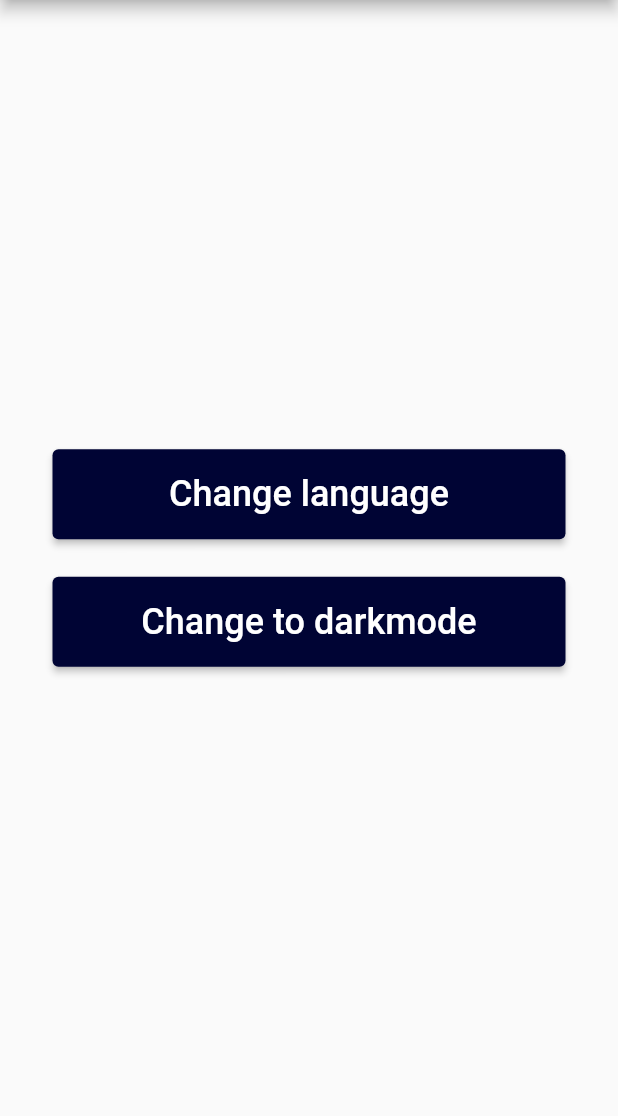
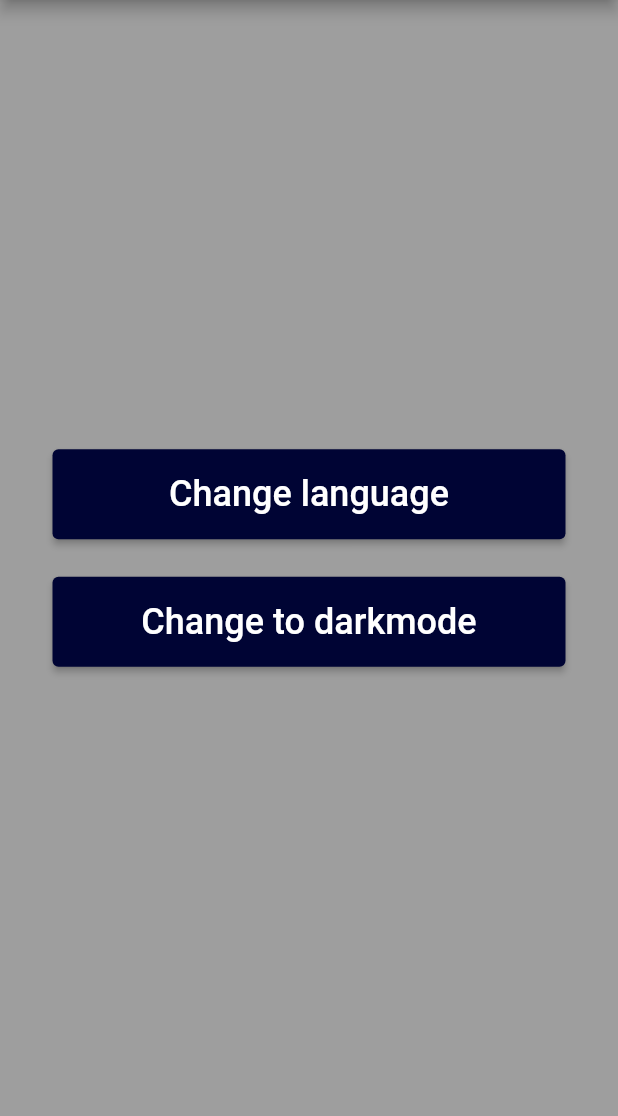
Before and after one commit to StonedStonar/mobileApplikasjoner, a Flutter app: the SettingsPage screen opened directly, after a tap on "Change to darkmode", on a phone screen of 412 x 824 dp, the part 120-1236 px from its top. Run offline on Flutter 3.47's test engine with Material 2 defaults, Android fonts, the light colour scheme and no system bars; our stand-ins replace firebase_auth, firebase_core, flutter_riverpod, google_sign_in; missing offline and left inert: material_color_generator; accounts and stored records are empty.

Commit message:
Har ordnet ish darkMode til appen, Mangler litt på farger og sånt. Skulle helst hatt noen til å Figma tegnet hvordan darkmoden skal se ut.

```diff
--- a/DrinkingGame/lib/App.dart
+++ b/DrinkingGame/lib/App.dart
@@ -1,11 +1,6 @@
-
-
-import 'package:drinkinggame/pages/AboutApplicationPage.dart';
-import 'package:drinkinggame/pages/LandingPage.dart';
-import 'package:drinkinggame/pages/SignUpPage.dart';
+import 'package:drinkinggame/pages/SettingsPage.dart';
 import 'package:drinkinggame/services/Authentication.dart';
 import 'package:drinkinggame/services/FirebaseAuthenication.dart';
-import 'package:flutter/cupertino.dart';
 import 'package:flutter/material.dart';
 import 'package:flutter_riverpod/flutter_riverpod.dart';
 import 'package:material_color_generator/material_color_generator.dart';
@@ -15,22 +10,30 @@ final authProvider = StateProvider<Authentication>((ref) {
   return FirebaseAuthentication();
 });
 
+final themeProvider = StateProvider<ThemeMode>((ref) => ThemeMode.light);
+
 ///Represents the main class of the app.
-class MyApp extends StatelessWidget {
+class MyApp extends ConsumerWidget {
 
   MyApp({Key? key}) : super(key: key);
 
   @override
-  Widget build(BuildContext context) {
+  Widget build(BuildContext context, WidgetRef ref) {
     MaterialApp materialApp = MaterialApp(
       debugShowCheckedModeBanner: false,
-      title: 'Flutter Demo',
+      title: 'Drinking Games',
+      darkTheme: ThemeData(
+        scaffoldBackgroundColor: Colors.black38,
+        primarySwatch: generateMaterialColor(color: const Color(0xFF203342)),
+      ),
       theme: ThemeData(
         ///Used a library to generate the material color since it was a pain.
-        primarySwatch: generateMaterialColor(color: Color(0xFF000434)),
+        primarySwatch: generateMaterialColor(color: const Color(0xFF000434)),
+        scaffoldBackgroundColor: Colors.white,
       ),
-      home: AboutApplicationPage(),
-    );
-    return ProviderScope(child: materialApp);
+      themeMode: ref.watch(themeProvider),
+      home: const SettingsPage(),
+      );
+    return materialApp;
   }
 }
--- a/DrinkingGame/lib/components/buttons/GameButton.dart
+++ b/DrinkingGame/lib/components/buttons/GameButton.dart
@@ -2,6 +2,12 @@ import 'package:drinkinggame/components/buttons/CustomElevatedButton.dart';
 import 'package:flutter/material.dart';
 
 class GameButton extends CustomElevatedButton {
+
+  ///Makes an instance of the GameButton.
+  ///[subtext] gives information about total players able to play the game or
+  ///informs if the button only holds info on rules.
+  ///[textColor] used to describe the color of the text used.
+  ///[secondTextColor] for the color of subtext.
 
   GameButton({required String text, required String subtext, Color textColor = Colors.black, Color secondTextColor = Colors.black54,
     required VoidCallback onPressed, Key? key})
--- a/DrinkingGame/lib/main.dart
+++ b/DrinkingGame/lib/main.dart
@@ -1,10 +1,11 @@
 import 'package:firebase_core/firebase_core.dart';
 import 'package:flutter/material.dart';
+import 'package:flutter_riverpod/flutter_riverpod.dart';
 
 import 'App.dart';
 
 void main() async {
   WidgetsFlutterBinding.ensureInitialized();
   await Firebase.initializeApp();
-  runApp(MyApp());
+  runApp(ProviderScope(child: MyApp()));
 }
--- a/DrinkingGame/lib/pages/AboutApplicationPage.dart
+++ b/DrinkingGame/lib/pages/AboutApplicationPage.dart
@@ -1,8 +1,6 @@
 import 'package:drinkinggame/components/AppBars.dart';
 import 'package:flutter/material.dart';
-
 import '../components/overlays/MainMenu.dart';
-import '../components/overlays/SideMenu.dart';
 
 class AboutApplicationPage extends StatelessWidget {
   const AboutApplicationPage({Key? key}) : super(key: key);
--- a/DrinkingGame/lib/pages/GamePage.dart
+++ b/DrinkingGame/lib/pages/GamePage.dart
@@ -1,9 +1,8 @@
 import 'package:drinkinggame/components/AppBars.dart';
 import 'package:drinkinggame/components/buttons/GameButton.dart';
 import 'package:flutter/material.dart';
+import '../components/overlays/MainMenu.dart';
 
-import '../components/overlays/MainMenu.dart';
-import '../components/overlays/SideMenu.dart';
 
 enum MenuItem {firstItem, secondItem, thirdItem}
 
@@ -29,18 +28,21 @@ class GamePage extends StatelessWidget {
         GameButton(
           text: "Never have i ever",
           subtext: "Players 1-100",
+          //TODO should re-direct the player to the game when pressed.
           onPressed: () {},
         ),
         const SizedBox(height: 16.0),
         GameButton(
           text: "Ring of Fire rules",
           subtext: "Only rules",
+          //TODO should re-direct the player to the game when pressed.
           onPressed: () {},
         ),
         const SizedBox(height: 16.0),
         GameButton(
           text: "Truth or dare",
           subtext: "Players 1-10",
+          //TODO should re-direct the player to the game when pressed.
           onPressed: () {},
         ),
       ],
--- a/DrinkingGame/lib/pages/LandingPage.dart
+++ b/DrinkingGame/lib/pages/LandingPage.dart
@@ -5,7 +5,6 @@ import 'package:firebase_auth/firebase_auth.dart';
 import 'package:flutter/cupertino.dart';
 import 'package:flutter/material.dart';
 import 'package:flutter_riverpod/flutter_riverpod.dart';
-import 'package:provider/provider.dart';
 
 import '../services/Authentication.dart';
 
--- a/DrinkingGame/lib/pages/SettingsPage.dart
+++ b/DrinkingGame/lib/pages/SettingsPage.dart
@@ -1,22 +1,23 @@
+import 'package:drinkinggame/App.dart';
 import 'package:drinkinggame/components/AppBars.dart';
 import 'package:drinkinggame/components/buttons/CustomElevatedButton.dart';
 import 'package:drinkinggame/components/overlays/MainMenu.dart';
 import 'package:flutter/material.dart';
-import '../components/overlays/SideMenu.dart';
+import 'package:flutter_riverpod/flutter_riverpod.dart';
 
-class SettingsPage extends StatelessWidget {
+class SettingsPage extends ConsumerWidget {
   const SettingsPage({Key? key}) : super(key: key);
 
   @override
-  Widget build(BuildContext context) {
+  Widget build(BuildContext context, WidgetRef ref) {
     return Scaffold(
       appBar: makeNormalAppBar("Settings", context),
-      body: _contentOfSettingsPage(),
+      body: _contentOfSettingsPage(ref),
       drawer: MainMenu(),
     );
   }
 
-  Widget _contentOfSettingsPage() {
+  Widget _contentOfSettingsPage(WidgetRef ref) {
     return Column(
       mainAxisAlignment: MainAxisAlignment.center,
       crossAxisAlignment: CrossAxisAlignment.stretch,
@@ -45,11 +46,14 @@ class SettingsPage extends StatelessWidget {
               ),
             ),
             borderRadius: 4.0,
-            onPressed: () {},
+            onPressed: () => ChangeTheme(ref),
             color: const Color(0xFF000434),
           ),
         ),
       ],
     );
+    }
+  void ChangeTheme(WidgetRef ref) {
+    ref.read(themeProvider.notifier).state = ref.watch(themeProvider) == ThemeMode.dark ? ThemeMode.light : ThemeMode.dark;
   }
 }
--- a/DrinkingGame/pubspec.yaml
+++ b/DrinkingGame/pubspec.yaml
@@ -36,6 +36,7 @@ dependencies:
   provider: ^6.0.3
   material_color_generator: ^1.1.0
   flutter_riverpod: ^2.0.2
+  shared_preferences: ^2.0.15
 
 dev_dependencies:
   flutter_test:
```
Also changed, not shown: DrinkingGame/pubspec.lock.
